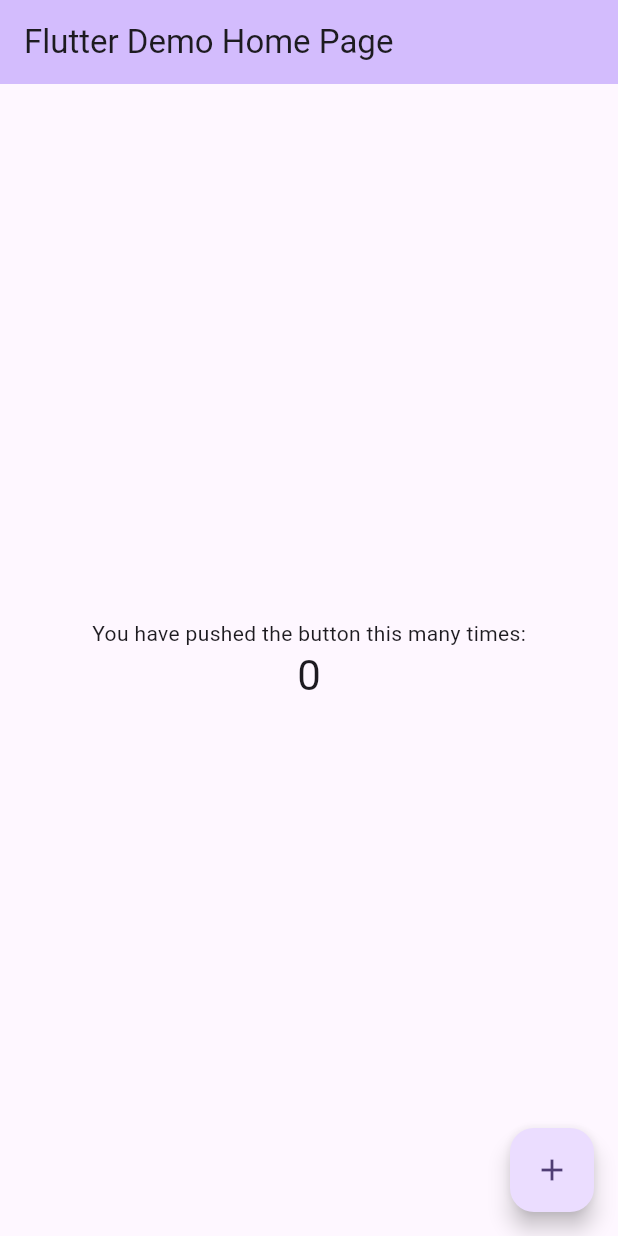
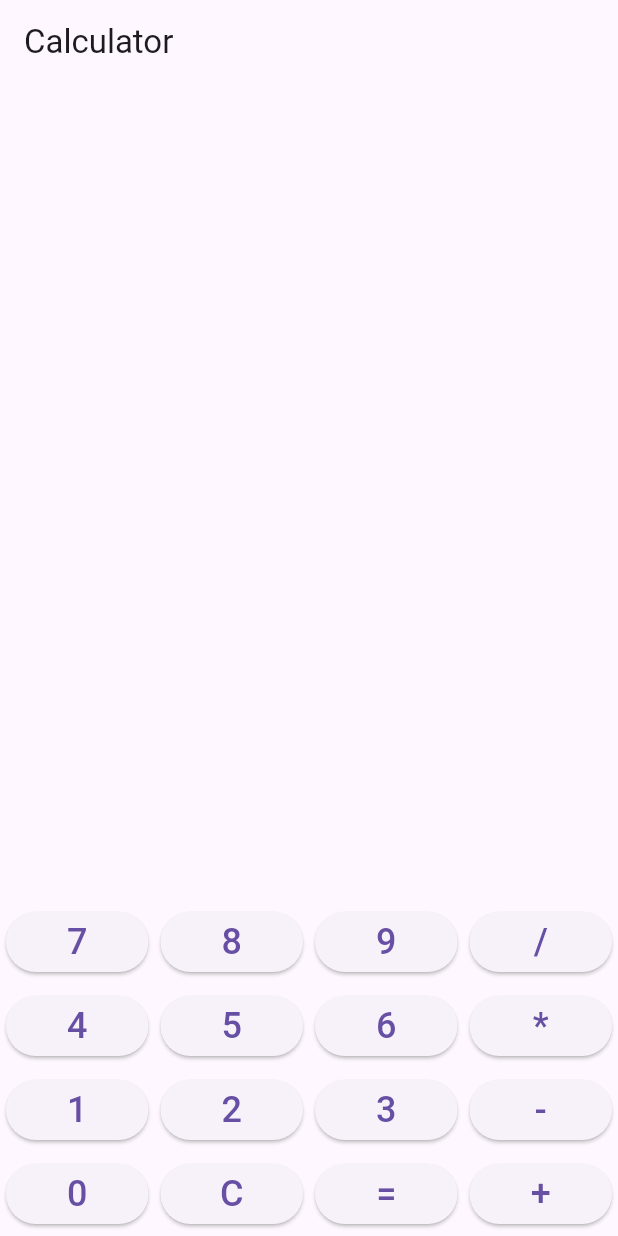
Before and after one commit to grawlings1/calculatorapp, a Flutter app: the screen it shows after launch, on a phone screen of 412 x 824 dp. Run offline on Flutter 3.47's test engine with Material 3 defaults, Android fonts, the phone set to English and light mode, and no system bars.

Commit message:
added ui layout

```diff
--- a/lib/main.dart
+++ b/lib/main.dart
@@ -1,125 +1,88 @@
 import 'package:flutter/material.dart';
 
 void main() {
-  runApp(const MyApp());
+  runApp(CalculatorApp());
 }
 
-class MyApp extends StatelessWidget {
-  const MyApp({super.key});
-
-  // This widget is the root of your application.
+class CalculatorApp extends StatelessWidget {
   @override
   Widget build(BuildContext context) {
     return MaterialApp(
-      title: 'Flutter Demo',
-      theme: ThemeData(
-        // This is the theme of your application.
-        //
-        // TRY THIS: Try running your application with "flutter run". You'll see
-        // the application has a purple toolbar. Then, without quitting the app,
-        // try changing the seedColor in the colorScheme below to Colors.green
-        // and then invoke "hot reload" (save your changes or press the "hot
-        // reload" button in a Flutter-supported IDE, or press "r" if you used
-        // the command line to start the app).
-        //
-        // Notice that the counter didn't reset back to zero; the application
-        // state is not lost during the reload. To reset the state, use hot
-        // restart instead.
-        //
-        // This works for code too, not just values: Most code changes can be
-        // tested with just a hot reload.
-        colorScheme: ColorScheme.fromSeed(seedColor: Colors.deepPurple),
-        useMaterial3: true,
-      ),
-      home: const MyHomePage(title: 'Flutter Demo Home Page'),
+      title: 'CalculatorApp',
+      home: CalculatorScreen(),
     );
   }
 }
 
-class MyHomePage extends StatefulWidget {
-  const MyHomePage({super.key, required this.title});
-
-  // This widget is the home page of your application. It is stateful, meaning
-  // that it has a State object (defined below) that contains fields that affect
-  // how it looks.
-
-  // This class is the configuration for the state. It holds the values (in this
-  // case the title) provided by the parent (in this case the App widget) and
-  // used by the build method of the State. Fields in a Widget subclass are
-  // always marked "final".
-
-  final String title;
-
+class CalculatorScreen extends StatefulWidget {
   @override
-  State<MyHomePage> createState() => _MyHomePageState();
+  _CalculatorScreenState createState() => _CalculatorScreenState();
 }
 
-class _MyHomePageState extends State<MyHomePage> {
-  int _counter = 0;
+class _CalculatorScreenState extends State<CalculatorScreen> {
+  String _display = '';
 
-  void _incrementCounter() {
-    setState(() {
-      // This call to setState tells the Flutter framework that something has
-      // changed in this State, which causes it to rerun the build method below
-      // so that the display can reflect the updated values. If we changed
-      // _counter without calling setState(), then the build method would not be
-      // called again, and so nothing would appear to happen.
-      _counter++;
-    });
+  Widget _buildButton(String value) {
+    return Expanded(
+      child: Padding(
+        padding: const EdgeInsets.all(4.0),
+        child: ElevatedButton(
+          onPressed: () {}, // Functionality added in later commits
+          child: Text(value, style: TextStyle(fontSize: 24)),
+        ),
+      ),
+    );
   }
 
   @override
   Widget build(BuildContext context) {
-    // This method is rerun every time setState is called, for instance as done
-    // by the _incrementCounter method above.
-    //
-    // The Flutter framework has been optimized to make rerunning build methods
-    // fast, so that you can just rebuild anything that needs updating rather
-    // than having to individually change instances of widgets.
     return Scaffold(
       appBar: AppBar(
-        // TRY THIS: Try changing the color here to a specific color (to
-        // Colors.amber, perhaps?) and trigger a hot reload to see the AppBar
-        // change color while the other colors stay the same.
-        backgroundColor: Theme.of(context).colorScheme.inversePrimary,
-        // Here we take the value from the MyHomePage object that was created by
-        // the App.build method, and use it to set our appbar title.
-        title: Text(widget.title),
+        title: Text('Calculator'),
       ),
-      body: Center(
-        // Center is a layout widget. It takes a single child and positions it
-        // in the middle of the parent.
-        child: Column(
-          // Column is also a layout widget. It takes a list of children and
-          // arranges them vertically. By default, it sizes itself to fit its
-          // children horizontally, and tries to be as tall as its parent.
-          //
-          // Column has various properties to control how it sizes itself and
-          // how it positions its children. Here we use mainAxisAlignment to
-          // center the children vertically; the main axis here is the vertical
-          // axis because Columns are vertical (the cross axis would be
-          // horizontal).
-          //
-          // TRY THIS: Invoke "debug painting" (choose the "Toggle Debug Paint"
-          // action in the IDE, or press "p" in the console), to see the
-          // wireframe for each widget.
-          mainAxisAlignment: MainAxisAlignment.center,
-          children: <Widget>[
-            const Text(
-              'You have pushed the button this many times:',
+      body: Column(
+        children: <Widget>[
+          Expanded(
+            child: Container(
+              alignment: Alignment.centerRight,
+              padding: const EdgeInsets.all(16.0),
+              child: Text(_display, style: TextStyle(fontSize: 48)),
             ),
-            Text(
-              '$_counter',
-              style: Theme.of(context).textTheme.headlineMedium,
-            ),
-          ],
-        ),
+          ),
+          Row(
+            children: <Widget>[
+              _buildButton('7'),
+              _buildButton('8'),
+              _buildButton('9'),
+              _buildButton('/'),
+            ],
+          ),
+          Row(
+            children: <Widget>[
+              _buildButton('4'),
+              _buildButton('5'),
+              _buildButton('6'),
+              _buildButton('*'),
+            ],
+          ),
+          Row(
+            children: <Widget>[
+              _buildButton('1'),
+              _buildButton('2'),
+              _buildButton('3'),
+              _buildButton('-'),
+            ],
+          ),
+          Row(
+            children: <Widget>[
+              _buildButton('0'),
+              _buildButton('C'),
+              _buildButton('='),
+              _buildButton('+'),
+            ],
+          ),
+        ],
       ),
-      floatingActionButton: FloatingActionButton(
-        onPressed: _incrementCounter,
-        tooltip: 'Increment',
-        child: const Icon(Icons.add),
-      ), // This trailing comma makes auto-formatting nicer for build methods.
     );
   }
 }
```
